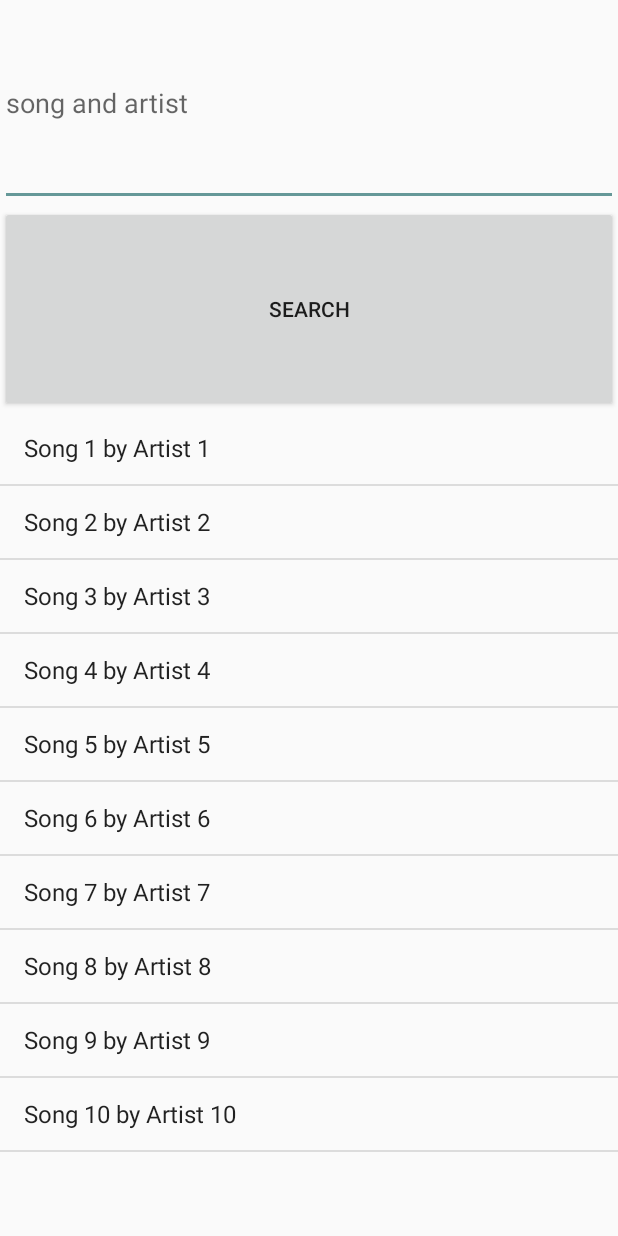
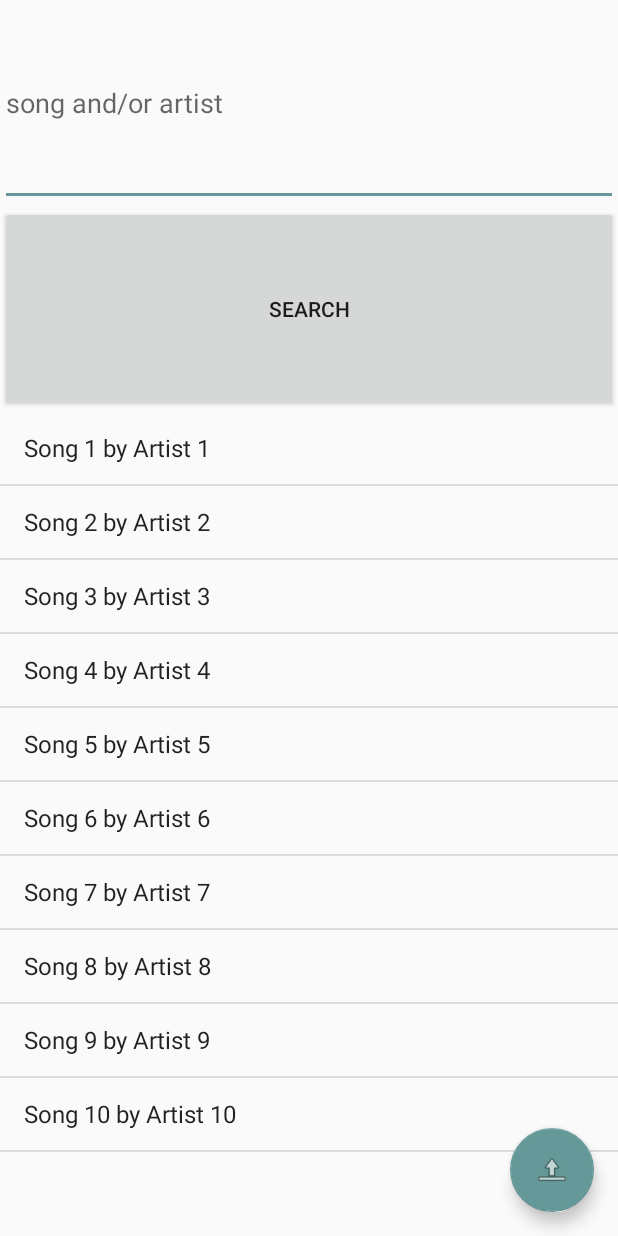
Before and after one commit to aJimmer/HackPoly2016, an Android app: the fragment SearchFragment shown on its own in the app's theme, on a phone screen of 412 x 824 dp. Run offline under Robolectric (Android 15) with nearby library versions, the phone set to English and light mode, and no system bars; network calls fail.

Commit message:
Minor changes to new UI(fragment_search.xml)

```diff
--- a/HackPoly2016/app/src/main/AndroidManifest.xml
+++ b/HackPoly2016/app/src/main/AndroidManifest.xml
@@ -54,7 +54,8 @@
             android:label="@string/title_activity_server_lobby"
             android:screenOrientation="portrait"
             android:parentActivityName=".HackPoly2016Activity"
-            android:theme="@style/AppTheme.NoActionBar">
+            android:theme="@style/AppTheme.NoActionBar"
+            android:windowSoftInputMode="adjustPan">
             <meta-data
                 android:name="android.support.PARENT_ACTIVITY"
                 android:value="com.inasweaterpoorlyknit.hackpoly2016.HackPoly2016Activity" />
--- a/HackPoly2016/app/src/main/res/layout/fragment_search.xml
+++ b/HackPoly2016/app/src/main/res/layout/fragment_search.xml
@@ -1,9 +1,13 @@
-<LinearLayout xmlns:android="http://schemas.android.com/apk/res/android"
+<android.support.design.widget.CoordinatorLayout xmlns:android="http://schemas.android.com/apk/res/android"
     xmlns:tools="http://schemas.android.com/tools"
     android:layout_width="match_parent"
     android:layout_height="match_parent"
-    android:orientation="vertical"
     tools:context="com.inasweaterpoorlyknit.hackpoly2016.SearchFragment">
+
+    <LinearLayout xmlns:android="http://schemas.android.com/apk/res/android"
+        android:layout_width="match_parent"
+        android:layout_height="match_parent"
+        android:orientation="vertical">
 
         <EditText
             android:id="@+id/search_fragment_edit_text"
@@ -11,22 +15,35 @@
             android:layout_height="0dp"
             android:layout_weight="1"
             android:hint="@string/search_fragment_edit_text"
-        android:singleLine="true"
-        android:imeOptions="actionDone"/>
+            android:imeOptions="actionDone"
+            android:singleLine="true" />
 
         <Button
             android:id="@+id/search_fragment_button"
             android:layout_width="match_parent"
             android:layout_height="0dp"
             android:layout_weight="1"
-        android:text="@string/search_fragment_button"/>
+            android:text="@string/search_fragment_button" />
 
         <ListView
             android:id="@+id/search_fragment_list_view"
             android:layout_width="match_parent"
             android:layout_height="0dp"
-        android:layout_weight="4">
-    </ListView>
+            android:layout_weight="4"></ListView>
+
+    </LinearLayout>
+
+    <android.support.design.widget.FloatingActionButton
+        android:id="@+id/return_button"
+        android:layout_width="wrap_content"
+        android:layout_height="wrap_content"
+        android:layout_alignParentBottom="true"
+        android:layout_alignParentEnd="true"
+        android:layout_alignParentRight="true"
+        android:layout_gravity="bottom|end"
+        android:layout_margin="@dimen/fab_margin"
+        android:clickable="true"
+        android:src="@android:drawable/ic_menu_upload" />
 
 
-</LinearLayout>
+</android.support.design.widget.CoordinatorLayout>
--- a/HackPoly2016/app/src/main/res/values/strings.xml
+++ b/HackPoly2016/app/src/main/res/values/strings.xml
@@ -25,7 +25,7 @@
     <string name="title_history">History</string>
 
     <string name="search_fragment_button">Search</string>
-    <string name="search_fragment_edit_text">song and artist</string>
+    <string name="search_fragment_edit_text">song and/or artist</string>
 
     <!-- TODO: Remove or change this placeholder text -->
     <string name="hello_blank_fragment">Hello blank fragment</string>
```
Lines whose indentation alone changed are shown as unchanged.
